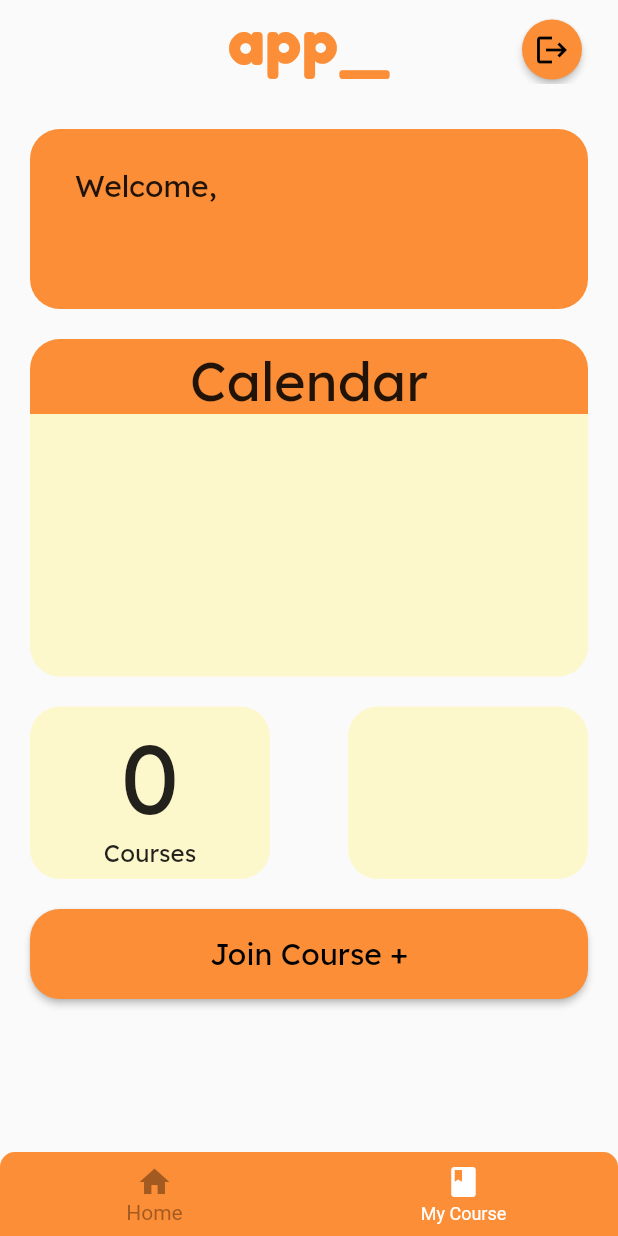
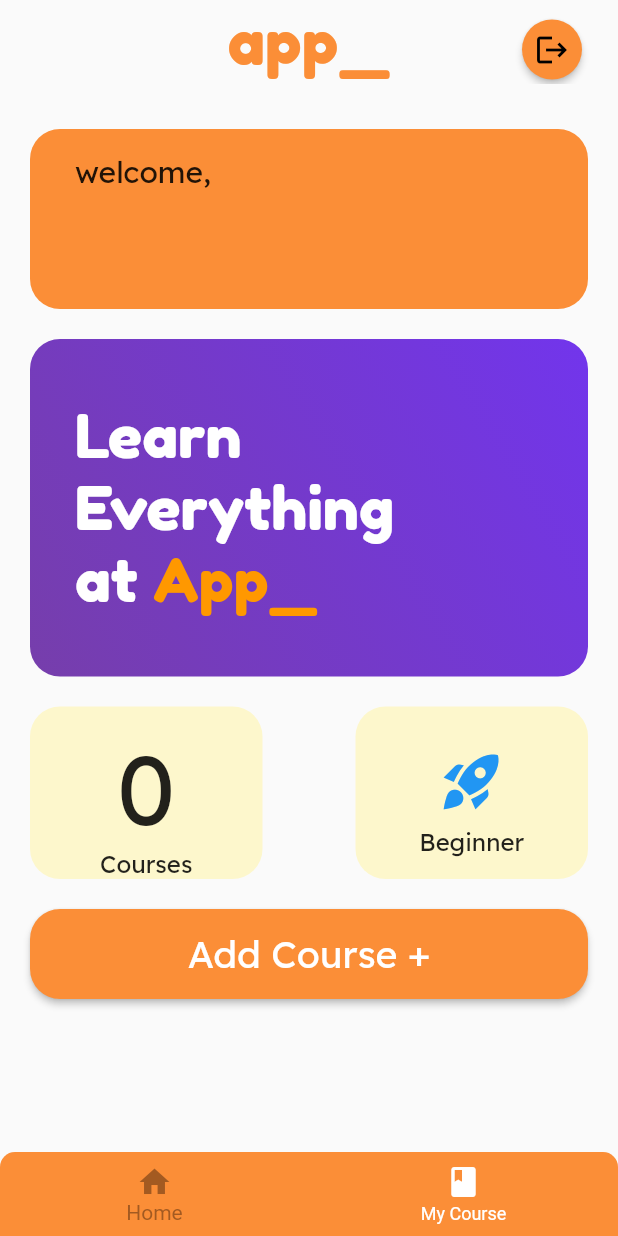
Before and after one commit to lukaslakas31/lmsflutter, a Flutter app: the DashboardScreen screen opened directly with empty values, after a tap on "Sign up", on a phone screen of 412 x 824 dp. Run offline on Flutter 3.47's test engine with Material 2 defaults, Android fonts, the phone set to English and light mode, and no system bars; our stand-ins replace accordion, go_router.

Commit message:
added bunch of things

```diff
--- a/lib/screen/Dashboard.dart
+++ b/lib/screen/Dashboard.dart
@@ -75,7 +75,7 @@ class _DashboardScreenState extends State<DashboardScreen> {
                   Container(
                     alignment: Alignment.centerLeft,
                     child: const Text(
-                      'Welcome,',
+                      'welcome,',
                       style: TextStyle(
                         fontSize: 20,
                         fontFamily: 'Lexend',
@@ -85,10 +85,11 @@ class _DashboardScreenState extends State<DashboardScreen> {
                   Container(
                     alignment: Alignment.centerLeft,
                     child: Text(
-                      '${widget.user.getUserName}',
+                      widget.user.getUserName,
                       style: const TextStyle(
-                        fontSize: 36,
+                        fontSize: 50,
                         fontFamily: 'Lexend',
+                        color: Colors.white,
                       ),
                     ),
                   ),
@@ -97,36 +98,38 @@ class _DashboardScreenState extends State<DashboardScreen> {
             ),
             const SizedBox(height: 20),
             Container(
+              padding: const EdgeInsets.fromLTRB(30, 40, 20, 20),
               width: screenWidth * 1,
               height: 225,
               decoration: BoxDecoration(
-                color: const Color.fromRGBO(253, 247, 204, 1),
+                gradient: const LinearGradient(
+                  begin: Alignment.topRight,
+                  end: Alignment.bottomLeft,
+                  colors: [
+                    Color.fromARGB(255, 114, 53, 236),
+                    Color.fromARGB(255, 118, 62, 171),
+                  ],
+                ),
                 borderRadius: BorderRadius.circular(20),
               ),
-              child: Column(
-                children: [
-                  Container(
-                    alignment: Alignment.bottomCenter,
-                    width: screenWidth * 1,
-                    height: 50,
-                    decoration: const BoxDecoration(
-                      color: Color.fromRGBO(251, 142, 55, 1),
-                      borderRadius: BorderRadius.only(
-                          topLeft: Radius.circular(20),
-                          topRight: Radius.circular(20),
-                          bottomLeft: Radius.zero,
-                          bottomRight: Radius.zero),
+              child: RichText(
+                text: const TextSpan(
+                    text: 'Learn\nEverything\nat ',
+                    style: TextStyle(
+                      fontSize: 40,
+                      color: Colors.white,
+                      fontFamily: 'FredokaOne',
                     ),
-                    child: const Text(
-                      'Calendar',
-                      textAlign: TextAlign.center,
+                    children: <TextSpan>[
+                      TextSpan(
+                        text: 'App_',
                         style: TextStyle(
-                        fontSize: 36,
-                        fontFamily: 'Lexend',
+                          fontSize: 40,
+                          color: Colors.orange,
+                          fontFamily: 'FredokaOne',
                         ),
-                    ),
-                  ),
-                ],
+                      )
+                    ]),
               ),
             ),
             const SizedBox(height: 20),
@@ -134,14 +137,15 @@ class _DashboardScreenState extends State<DashboardScreen> {
               mainAxisAlignment: MainAxisAlignment.spaceBetween,
               children: [
                 Container(
+                  padding: const EdgeInsets.fromLTRB(0, 15, 0, 15),
                   height: 115,
-                    width: 160,
+                  width: 155,
                   decoration: BoxDecoration(
                     color: const Color.fromRGBO(253, 247, 204, 1),
                     borderRadius: BorderRadius.circular(20),
                   ),
                   child: Column(
-                      mainAxisAlignment: MainAxisAlignment.center,
+                    mainAxisAlignment: MainAxisAlignment.spaceBetween,
                     children: [
                       Text(
                         '${widget.user.getCourseCodes.length}',
@@ -158,13 +162,28 @@ class _DashboardScreenState extends State<DashboardScreen> {
                         ),
                       ),
                     ],
-                    )),
+                  ),
+                ),
                 Container(
+                  padding: const EdgeInsets.fromLTRB(0, 27, 0, 15),
                   height: 115,
-                  width: 160,
+                  width: 155,
                   decoration: BoxDecoration(
                     color: const Color.fromRGBO(253, 247, 204, 1),
                     borderRadius: BorderRadius.circular(20),
+                  ),
+                  child: Column(
+                    mainAxisAlignment: MainAxisAlignment.spaceBetween,
+                    children: const [
+                      Icon(Icons.rocket_launch, color: Colors.blue, size: 45),
+                      Text(
+                        'Beginner',
+                        style: TextStyle(
+                          fontSize: 16,
+                          fontFamily: 'Lexend',
+                        ),
+                      ),
+                    ],
                   ),
                 ),
               ],
@@ -172,10 +191,10 @@ class _DashboardScreenState extends State<DashboardScreen> {
             const SizedBox(height: 20),
             ElevatedButton(
               child: Text(
-                'Join Course +',
+                'Add Course +',
                 style: TextStyle(
-                  color: Colors.black,
-                  fontSize: 20,
+                  color: Colors.white,
+                  fontSize: 25,
                   fontFamily: 'Lexend',
                 ),
               ),
@@ -213,7 +232,7 @@ class _DashboardScreenState extends State<DashboardScreen> {
             ],
             currentIndex: _selectedIndex,
             onTap: (int index) {
-              switch(index){
+              switch (index) {
                 case 0:
                   context.go('/dashboard');
                   break;
@@ -227,11 +246,9 @@ class _DashboardScreenState extends State<DashboardScreen> {
                 _selectedIndex = index;
               });
             },
-
             unselectedItemColor: Colors.white,
             selectedItemColor: Color.fromRGBO(163, 90, 33, 1),
           ),
-        )
-      );
+        ));
   }
 }
--- a/lib/screen/Login.dart
+++ b/lib/screen/Login.dart
@@ -19,15 +19,19 @@ class LoginScreen extends StatefulWidget {
 }
 
 class _LoginScreenState extends State<LoginScreen> {
-  final TextEditingController _userNameControllerLogin = TextEditingController();
-  final TextEditingController _passwordControllerLogin = TextEditingController();
-  final TextEditingController _userNameControllerSignup = TextEditingController();
-  final TextEditingController _passwordControllerSignup = TextEditingController();
-  final TextEditingController _confirmPasswordController = TextEditingController();
+  final TextEditingController _userNameControllerLogin =
+      TextEditingController();
+  final TextEditingController _passwordControllerLogin =
+      TextEditingController();
+  final TextEditingController _userNameControllerSignup =
+      TextEditingController();
+  final TextEditingController _passwordControllerSignup =
+      TextEditingController();
+  final TextEditingController _confirmPasswordController =
+      TextEditingController();
 
   @override
   Widget build(BuildContext context) {
-
     // if(widget.isLoggedIn){
     //   context.go('/');
     // }
@@ -56,7 +60,7 @@ class _LoginScreenState extends State<LoginScreen> {
                     controller: _userNameControllerLogin,
                     keyboardType: TextInputType.emailAddress,
                     decoration: InputDecoration(
-                      hintText: 'Email',
+                      hintText: 'Username',
                       filled: true,
                       fillColor: const Color.fromRGBO(253, 247, 204, 1),
                       border: OutlineInputBorder(
@@ -104,10 +108,8 @@ class _LoginScreenState extends State<LoginScreen> {
                     ),
                     child: TextButton(
                       onPressed: () {
-                        widget.logIn(
-                          _userNameControllerLogin.text,
-                          _passwordControllerLogin.text
-                        );
+                        widget.logIn(_userNameControllerLogin.text,
+                            _passwordControllerLogin.text);
                       },
                       child: const Text(
                         'Login',
@@ -117,8 +119,7 @@ class _LoginScreenState extends State<LoginScreen> {
                           fontSize: 18,
                         ),
                       ),
-                  )
-                ),
+                    )),
               ),
               const SizedBox(height: 20),
               TextButton(
@@ -146,7 +147,7 @@ class _LoginScreenState extends State<LoginScreen> {
                     controller: _userNameControllerSignup,
                     keyboardType: TextInputType.emailAddress,
                     decoration: InputDecoration(
-                      hintText: 'Create Email',
+                      hintText: 'Username',
                       filled: true,
                       fillColor: const Color.fromRGBO(253, 247, 204, 1),
                       border: OutlineInputBorder(
@@ -160,7 +161,6 @@ class _LoginScreenState extends State<LoginScreen> {
               const SizedBox(height: 20),
               Padding(
                 padding: const EdgeInsets.symmetric(horizontal: 30),
-
                 child: SizedBox(
                   width: 300,
                   child: TextField(
@@ -218,8 +218,7 @@ class _LoginScreenState extends State<LoginScreen> {
                       widget.signUp(
                           _userNameControllerSignup.text,
                           _passwordControllerSignup.text,
-                          _confirmPasswordController.text
-                      );
+                          _confirmPasswordController.text);
                     },
                     child: const Text(
                       'Sign up',
```
Also changed, not shown: lib/screen/MyCourse.dart (+6 -6 lines), pubspec.yaml (+5 -3 lines), assets/fonts/Lexend-Regular.ttf (renamed from fonts/Lexend-Regular.ttf), assets/fonts/fredoka-one.one-regular.ttf (renamed from fonts/fredoka-one.one-regular.ttf), assets/images/seeun.jpg (added), 1 other file. Lines whose indentation alone changed are shown as unchanged.
